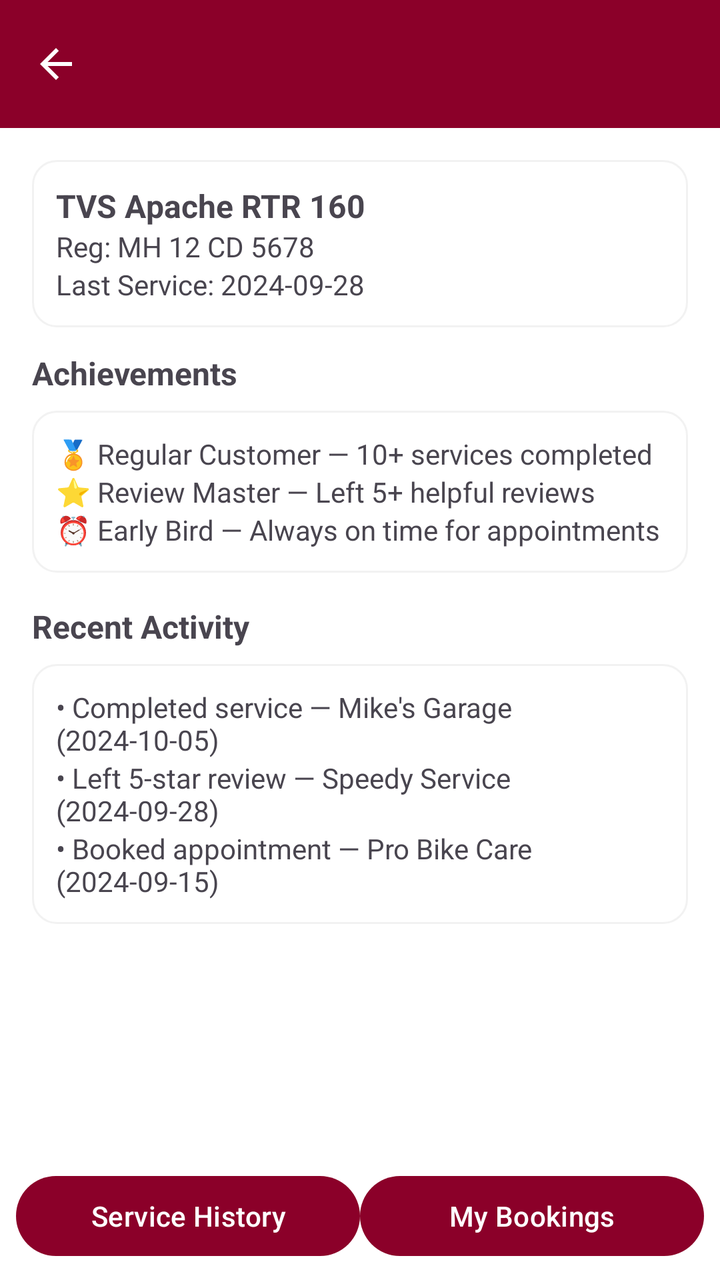
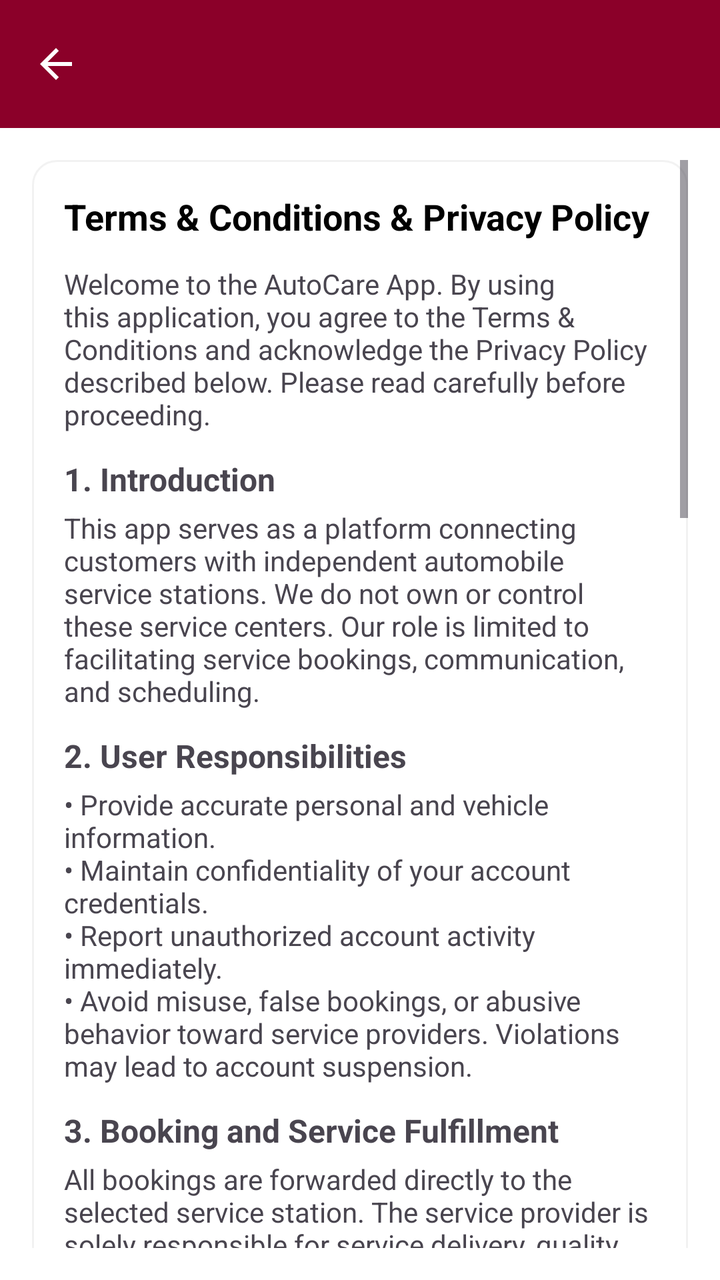

An Android layout rendered at two revisions. The XML below is the earlier revision; the diff shows what the commit changed to produce the second picture.
<!-- AndroidManifest.xml: application theme Theme.SemesterProject -->
<!-- res/layout/activity_my_profile.xml -->
<LinearLayout xmlns:android="http://schemas.android.com/apk/res/android"
    xmlns:app="http://schemas.android.com/apk/res-auto"
    android:layout_width="match_parent"
    android:layout_height="match_parent"
    xmlns:tools="http://schemas.android.com/tools"
    android:orientation="vertical"
    android:background="@color/white"
    android:id="@+id/main"
    tools:context=".customer.ui.MyProfileActivity">

    
    <com.google.android.material.appbar.MaterialToolbar
        android:id="@+id/topAppBar"
        android:layout_width="match_parent"
        android:layout_height="wrap_content"
        android:background="@color/maroon"
        android:title="My Profile"
        android:titleTextColor="@android:color/white"
        app:navigationIcon="@drawable/ic_arrow_back" />

    <ScrollView
        android:layout_width="match_parent"
        android:layout_height="0dp"
        android:layout_weight="1"
        android:padding="16dp">

        <LinearLayout
            android:layout_width="match_parent"
            android:layout_height="wrap_content"
            android:orientation="vertical">

            
            <LinearLayout
                android:layout_width="match_parent"
                android:layout_height="wrap_content"
                android:orientation="vertical"
                android:padding="12dp"
                android:background="@drawable/card_bg"
                android:layout_marginBottom="12dp">

                <TextView
                    android:layout_width="match_parent"
                    android:layout_height="wrap_content"
                    android:text="TVS Apache RTR 160"
                    android:textStyle="bold"
                    android:textSize="16sp" />

                <TextView
                    android:layout_width="match_parent"
                    android:layout_height="wrap_content"
                    android:text="Reg: MH 12 CD 5678" />

                <TextView
                    android:layout_width="match_parent"
                    android:layout_height="wrap_content"
                    android:text="Last Service: 2024-09-28" />
            </LinearLayout>

            
            <TextView
                android:layout_width="match_parent"
                android:layout_height="wrap_content"
                android:text="Achievements"
                android:textStyle="bold"
                android:textSize="16sp"
                android:layout_marginBottom="8dp" />

            <LinearLayout
                android:layout_width="match_parent"
                android:layout_height="wrap_content"
                android:orientation="vertical"
                android:background="@drawable/card_bg"
                android:padding="12dp">

                <TextView
                    android:layout_width="match_parent"
                    android:layout_height="wrap_content"
                    android:text="🏅 Regular Customer — 10+ services completed" />

                <TextView
                    android:layout_width="match_parent"
                    android:layout_height="wrap_content"
                    android:text="⭐ Review Master — Left 5+ helpful reviews" />

                <TextView
                    android:layout_width="match_parent"
                    android:layout_height="wrap_content"
                    android:text="⏰ Early Bird — Always on time for appointments" />
            </LinearLayout>

            
            <TextView
                android:layout_width="match_parent"
                android:layout_height="wrap_content"
                android:text="Recent Activity"
                android:textStyle="bold"
                android:textSize="16sp"
                android:layout_marginTop="16dp"
                android:layout_marginBottom="8dp" />

            <LinearLayout
                android:layout_width="match_parent"
                android:layout_height="wrap_content"
                android:orientation="vertical"
                android:background="@drawable/card_bg"
                android:padding="12dp">

                <TextView
                    android:layout_width="match_parent"
                    android:layout_height="wrap_content"
                    android:text="• Completed service — Mike's Garage (2024-10-05)" />

                <TextView
                    android:layout_width="match_parent"
                    android:layout_height="wrap_content"
                    android:text="• Left 5-star review — Speedy Service (2024-09-28)" />

                <TextView
                    android:layout_width="match_parent"
                    android:layout_height="wrap_content"
                    android:text="• Booked appointment — Pro Bike Care (2024-09-15)" />
            </LinearLayout>
        </LinearLayout>
    </ScrollView>

    
    <LinearLayout
        android:layout_width="match_parent"
        android:layout_height="wrap_content"
        android:orientation="horizontal"
        android:padding="8dp">

        <com.google.android.material.button.MaterialButton
            android:id="@+id/btnServiceHistory"
            android:layout_width="0dp"
            android:layout_height="wrap_content"
            android:layout_weight="1"
            android:text="Service History"
            app:backgroundTint="@color/maroon"
            android:textColor="@android:color/white" />

        <com.google.android.material.button.MaterialButton
            android:id="@+id/btnMyBookings"
            android:layout_width="0dp"
            android:layout_height="wrap_content"
            android:layout_weight="1"
            android:text="My Bookings"
            app:backgroundTint="@color/maroon"
            android:textColor="@android:color/white" />
    </LinearLayout>
</LinearLayout>
<!-- resources referenced by this layout -->
<resources>
  <color name="maroon">#8B0029</color>
  <color name="white">#FFFFFFFF</color>
  <!-- drawable card_bg (drawable) -->
  <shape xmlns:android="http://schemas.android.com/apk/res/android"
      android:shape="rectangle">
      <solid android:color="@color/white"/>
      <corners android:radius="12dp"/>
      <stroke android:width="1dp" android:color="@color/light_gray"/>
  </shape>
  <!-- drawable ic_arrow_back (drawable) -->
  <vector xmlns:android="http://schemas.android.com/apk/res/android"
      android:width="24dp"
      android:height="24dp"
      android:viewportWidth="24"
      android:viewportHeight="24">
      <path
          android:fillColor="#FFFFFF"
          android:pathData="M20,11H7.83l5.59,-5.59L12,4l-8,8 8,8 1.41,-1.41L7.83,13H20v-2z"/>
  </vector>
  <style name="Theme.SemesterProject" parent="Base.Theme.SemesterProject" />
  <color name="light_gray">#F2F2F2</color>
  <style name="Base.Theme.SemesterProject" parent="Theme.Material3.DayNight.NoActionBar">
          
          
      </style>
</resources>

<!-- the commit's change to res/layout/activity_my_profile.xml (unified diff, before → after) -->
@@ -27,125 +27,230 @@
         <LinearLayout
             android:layout_width="match_parent"
             android:layout_height="wrap_content"
-            android:orientation="vertical">
-
-            
-            <LinearLayout
-                android:layout_width="match_parent"
-                android:layout_height="wrap_content"
-                android:orientation="vertical"
-                android:padding="12dp"
-                android:background="@drawable/card_bg"
-                android:layout_marginBottom="12dp">
-
-                <TextView
-                    android:layout_width="match_parent"
-                    android:layout_height="wrap_content"
-                    android:text="TVS Apache RTR 160"
-                    android:textStyle="bold"
-                    android:textSize="16sp" />
-
-                <TextView
-                    android:layout_width="match_parent"
-                    android:layout_height="wrap_content"
-                    android:text="Reg: MH 12 CD 5678" />
-
-                <TextView
-                    android:layout_width="match_parent"
-                    android:layout_height="wrap_content"
-                    android:text="Last Service: 2024-09-28" />
-            </LinearLayout>
-
-            
-            <TextView
-                android:layout_width="match_parent"
-                android:layout_height="wrap_content"
-                android:text="Achievements"
-                android:textStyle="bold"
-                android:textSize="16sp"
-                android:layout_marginBottom="8dp" />
-
-            <LinearLayout
-                android:layout_width="match_parent"
-                android:layout_height="wrap_content"
-                android:orientation="vertical"
-                android:background="@drawable/card_bg"
-                android:padding="12dp">
-
-                <TextView
-                    android:layout_width="match_parent"
-                    android:layout_height="wrap_content"
-                    android:text="🏅 Regular Customer — 10+ services completed" />
-
-                <TextView
-                    android:layout_width="match_parent"
-                    android:layout_height="wrap_content"
-                    android:text="⭐ Review Master — Left 5+ helpful reviews" />
-
-                <TextView
-                    android:layout_width="match_parent"
-                    android:layout_height="wrap_content"
-                    android:text="⏰ Early Bird — Always on time for appointments" />
-            </LinearLayout>
-
-            
-            <TextView
-                android:layout_width="match_parent"
-                android:layout_height="wrap_content"
-                android:text="Recent Activity"
-                android:textStyle="bold"
-                android:textSize="16sp"
-                android:layout_marginTop="16dp"
-                android:layout_marginBottom="8dp" />
-
-            <LinearLayout
-                android:layout_width="match_parent"
-                android:layout_height="wrap_content"
-                android:orientation="vertical"
-                android:background="@drawable/card_bg"
-                android:padding="12dp">
-
-                <TextView
-                    android:layout_width="match_parent"
-                    android:layout_height="wrap_content"
-                    android:text="• Completed service — Mike's Garage (2024-10-05)" />
-
-                <TextView
-                    android:layout_width="match_parent"
-                    android:layout_height="wrap_content"
-                    android:text="• Left 5-star review — Speedy Service (2024-09-28)" />
-
-                <TextView
-                    android:layout_width="match_parent"
-                    android:layout_height="wrap_content"
-                    android:text="• Booked appointment — Pro Bike Care (2024-09-15)" />
-            </LinearLayout>
+            android:orientation="vertical"
+            android:background="@drawable/card_bg"
+            android:padding="16dp">
+
+            
+            <TextView
+                android:layout_width="match_parent"
+                android:layout_height="wrap_content"
+                android:text="Terms &amp; Conditions &amp; Privacy Policy"
+                android:textStyle="bold"
+                android:textSize="18sp"
+                android:layout_marginBottom="12dp"
+                android:textColor="@android:color/black" />
+
+            
+            <TextView
+                android:layout_width="match_parent"
+                android:layout_height="wrap_content"
+                android:text="Welcome to the AutoCare App. By using this application, you agree to the Terms &amp; Conditions and acknowledge the Privacy Policy described below. Please read carefully before proceeding."
+                android:textSize="14sp"
+                android:layout_marginBottom="12dp" />
+
+            
+            <TextView
+                android:layout_width="match_parent"
+                android:layout_height="wrap_content"
+                android:text="1. Introduction"
+                android:textStyle="bold"
+                android:textSize="16sp"
+                android:layout_marginBottom="4dp" />
+
+            <TextView
+                android:layout_width="match_parent"
+                android:layout_height="wrap_content"
+                android:text="This app serves as a platform connecting customers with independent automobile service stations. We do not own or control these service centers. Our role is limited to facilitating service bookings, communication, and scheduling."
+                android:textSize="14sp"
+                android:layout_marginBottom="12dp" />
+
+            
+            <TextView
+                android:layout_width="match_parent"
+                android:layout_height="wrap_content"
+                android:text="2. User Responsibilities"
+                android:textStyle="bold"
+                android:textSize="16sp"
+                android:layout_marginBottom="4dp" />
+
+            <TextView
+                android:layout_width="match_parent"
+                android:layout_height="wrap_content"
+                android:text="• Provide accurate personal and vehicle information.\n• Maintain confidentiality of your account credentials.\n• Report unauthorized account activity immediately.\n• Avoid misuse, false bookings, or abusive behavior toward service providers. Violations may lead to account suspension."
+                android:textSize="14sp"
+                android:layout_marginBottom="12dp" />
+
+            
+            <TextView
+                android:layout_width="match_parent"
+                android:layout_height="wrap_content"
+                android:text="3. Booking and Service Fulfillment"
+                android:textStyle="bold"
+                android:textSize="16sp"
+                android:layout_marginBottom="4dp" />
+
+            <TextView
+                android:layout_width="match_parent"
+                android:layout_height="wrap_content"
+                android:text="All bookings are forwarded directly to the selected service station. The service provider is solely responsible for service delivery, quality, workmanship, timelines, and pricing. We act only as intermediaries and are not liable for service outcomes, delays, or damages."
+                android:textSize="14sp"
+                android:layout_marginBottom="12dp" />
+
+            
+            <TextView
+                android:layout_width="match_parent"
+                android:layout_height="wrap_content"
+                android:text="4. Payments and Transactions"
+                android:textStyle="bold"
+                android:textSize="16sp"
+                android:layout_marginBottom="4dp" />
+
+            <TextView
+                android:layout_width="match_parent"
+                android:layout_height="wrap_content"
+                android:text="Service centers may offer online or offline payment options. Online payments are handled by third-party gateways with their respective security protocols. We do not store card details. Refunds, if applicable, follow the service provider’s refund policy. Cancellation charges may apply after booking confirmation."
+                android:textSize="14sp"
+                android:layout_marginBottom="12dp" />
+
+            
+            <TextView
+                android:layout_width="match_parent"
+                android:layout_height="wrap_content"
+                android:text="5. Pricing and Offers"
+                android:textStyle="bold"
+                android:textSize="16sp"
+                android:layout_marginBottom="4dp" />
+
+            <TextView
+                android:layout_width="match_parent"
+                android:layout_height="wrap_content"
+                android:text="Pricing is determined by the service providers and may vary depending on vehicle type, service scope, or additional repairs. Offers and coupons are subject to availability and may change without notice."
+                android:textSize="14sp"
+                android:layout_marginBottom="12dp" />
+
+            
+            <TextView
+                android:layout_width="match_parent"
+                android:layout_height="wrap_content"
+                android:text="6. Limitation of Liability"
+                android:textStyle="bold"
+                android:textSize="16sp"
+                android:layout_marginBottom="4dp" />
+
+            <TextView
+                android:layout_width="match_parent"
+                android:layout_height="wrap_content"
+                android:text="We are not responsible for: service delays, poor workmanship, personal injury, property damage, or negligence by service providers. Our role is limited to maintaining a functional platform."
+                android:textSize="14sp"
+                android:layout_marginBottom="12dp" />
+
+            
+            <TextView
+                android:layout_width="match_parent"
+                android:layout_height="wrap_content"
+                android:text="7. Intellectual Property"
+                android:textStyle="bold"
+                android:textSize="16sp"
+                android:layout_marginBottom="4dp" />
+
+            <TextView
+                android:layout_width="match_parent"
+                android:layout_height="wrap_content"
+                android:text="All logos, designs, images, and app content are protected. Reproduction or distribution without permission is prohibited."
+                android:textSize="14sp"
+                android:layout_marginBottom="12dp" />
+
+            
+            <TextView
+                android:layout_width="match_parent"
+                android:layout_height="wrap_content"
+                android:text="8. Privacy Policy"
+                android:textStyle="bold"
+                android:textSize="16sp"
+                android:layout_marginBottom="4dp" />
+
+            <TextView
+                android:layout_width="match_parent"
+                android:layout_height="wrap_content"
+                android:text="We collect your name, number, location, and vehicle details only to process bookings, send updates, and enhance user experience. Your data is not sold or shared with unrelated third parties. It is shared only with selected service providers for service fulfillment."
+                android:textSize="14sp"
+                android:layout_marginBottom="12dp" />
+
+            
+            <TextView
+                android:layout_width="match_parent"
+                android:layout_height="wrap_content"
+                android:text="9. Data Security"
+                android:textStyle="bold"
+                android:textSize="16sp"
+                android:layout_marginBottom="4dp" />
+
+            <TextView
+                android:layout_width="match_parent"
+                android:layout_height="wrap_content"
+                android:text="We use standard security measures to safeguard your information. However, no digital system is completely risk-free. By using the app, you acknowledge these inherent risks."
+                android:textSize="14sp"
+                android:layout_marginBottom="12dp" />
+
+            
+            <TextView
+                android:layout_width="match_parent"
+                android:layout_height="wrap_content"
+                android:text="10. Location Access"
+                android:textStyle="bold"
+                android:textSize="16sp"
+                android:layout_marginBottom="4dp" />
+
+            <TextView
+                android:layout_width="match_parent"
+                android:layout_height="wrap_content"
+                android:text="The app may request your location to show nearby service stations. You can disable location permissions, but some features may not function properly."
+                android:textSize="14sp"
+                android:layout_marginBottom="12dp" />
+
+            
+            <TextView
+                android:layout_width="match_parent"
+                android:layout_height="wrap_content"
+                android:text="11. Modification of Terms"
+                android:textStyle="bold"
+                android:textSize="16sp"
+                android:layout_marginBottom="4dp" />
+
+            <TextView
+                android:layout_width="match_parent"
+                android:layout_height="wrap_content"
+                android:text="We may update these Terms &amp; Conditions at any time. Updates become effective immediately upon posting. Continued app usage constitutes acceptance of revised terms."
+                android:textSize="14sp"
+                android:layout_marginBottom="12dp" />
+
+            
+            <TextView
+                android:layout_width="match_parent"
+                android:layout_height="wrap_content"
+                android:text="12. Contact &amp; Support"
+                android:textStyle="bold"
+                android:textSize="16sp"
+                android:layout_marginBottom="4dp" />
+
+            <TextView
+                android:layout_width="match_parent"
+                android:layout_height="wrap_content"
+                android:text="For support, please reach out through the 'Help &amp; Support' section in the app. We typically respond within 24–48 hours."
+                android:textSize="14sp"
+                android:layout_marginBottom="16dp" />
+
+            
+            <TextView
+                android:layout_width="match_parent"
+                android:layout_height="wrap_content"
+                android:text="By using this application, you confirm that you have read, understood, and agreed to all the Terms &amp; Conditions and Privacy Policy listed above."
+                android:textStyle="italic"
+                android:textSize="14sp"
+                android:layout_marginBottom="16dp" />
+
         </LinearLayout>
     </ScrollView>
 
-    
-    <LinearLayout
-        android:layout_width="match_parent"
-        android:layout_height="wrap_content"
-        android:orientation="horizontal"
-        android:padding="8dp">
-
-        <com.google.android.material.button.MaterialButton
-            android:id="@+id/btnServiceHistory"
-            android:layout_width="0dp"
-            android:layout_height="wrap_content"
-            android:layout_weight="1"
-            android:text="Service History"
-            app:backgroundTint="@color/maroon"
-            android:textColor="@android:color/white" />
-
-        <com.google.android.material.button.MaterialButton
-            android:id="@+id/btnMyBookings"
-            android:layout_width="0dp"
-            android:layout_height="wrap_content"
-            android:layout_weight="1"
-            android:text="My Bookings"
-            app:backgroundTint="@color/maroon"
-            android:textColor="@android:color/white" />
-    </LinearLayout>
 </LinearLayout>
